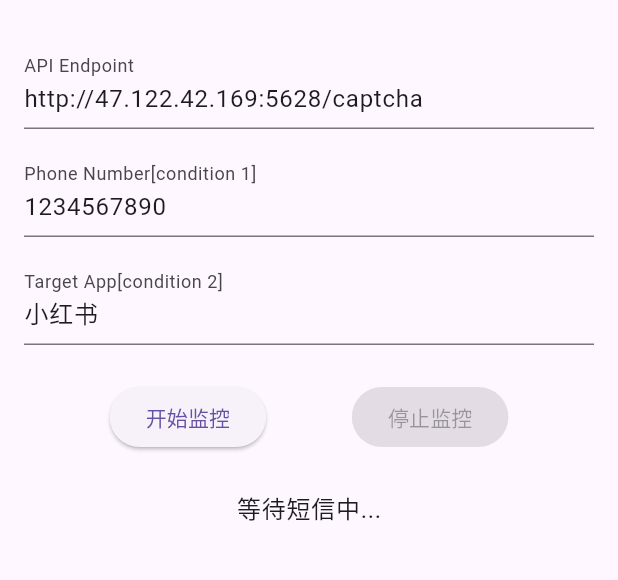
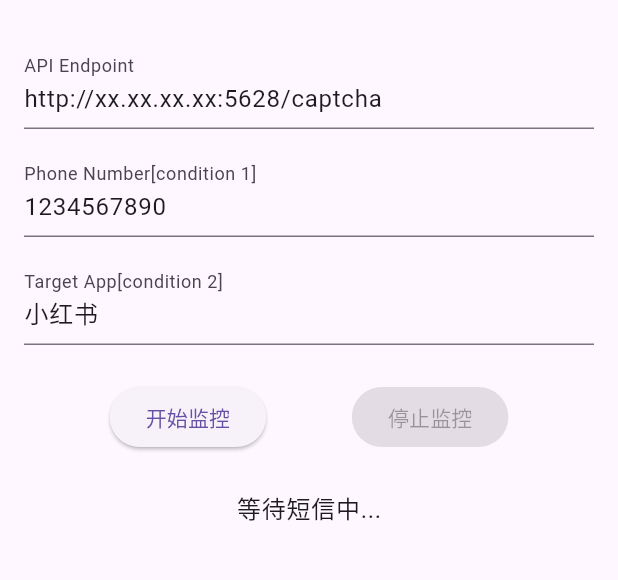
Before and after one commit to yeffky/verify_code_app, a Flutter app: the screen it shows after launch, on a phone screen of 412 x 824 dp, the part 63-643 px from its top. Run offline on Flutter 3.47's test engine with Material 3 defaults, Android fonts, the phone set to English and light mode, and no system bars; our stand-ins replace permission_handler; missing offline and left inert: sms_advanced.

```diff
--- a/lib/main.dart
+++ b/lib/main.dart
@@ -33,7 +33,7 @@ class MyHomePage extends StatefulWidget {
 
 class _MyHomePageState extends State<MyHomePage> {
   final _apiEndpointController = TextEditingController(
-    text: 'http://47.122.42.169:5628/captcha',
+    text: 'http://xx.xx.xx.xx:5628/captcha',
   );
   final _targetAppController = TextEditingController(text: '小红书');
   final _phoneNumberController = TextEditingController(text: '1234567890');
```
